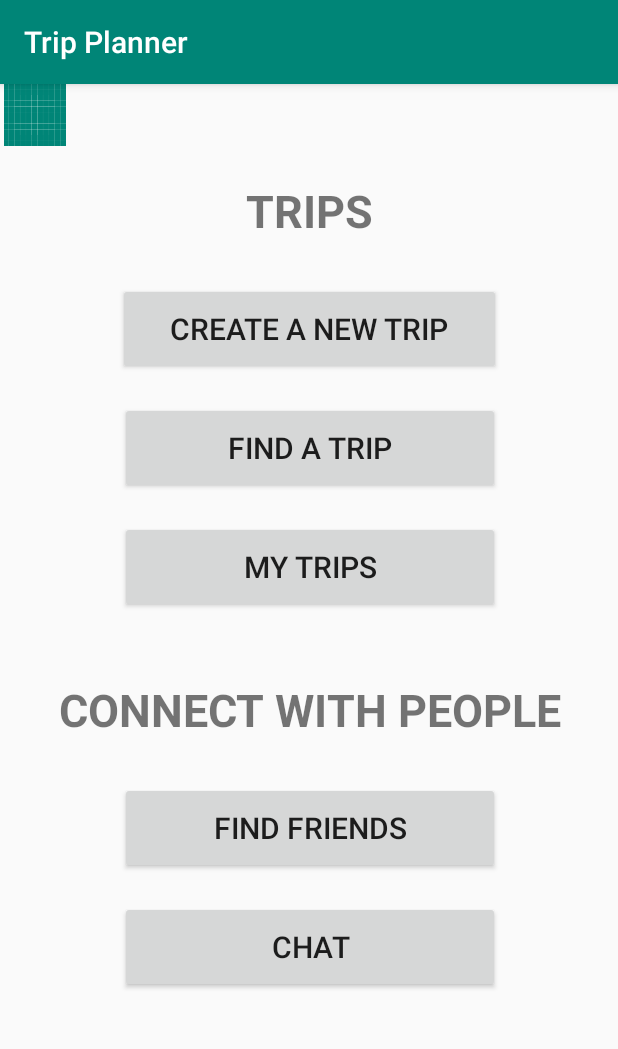
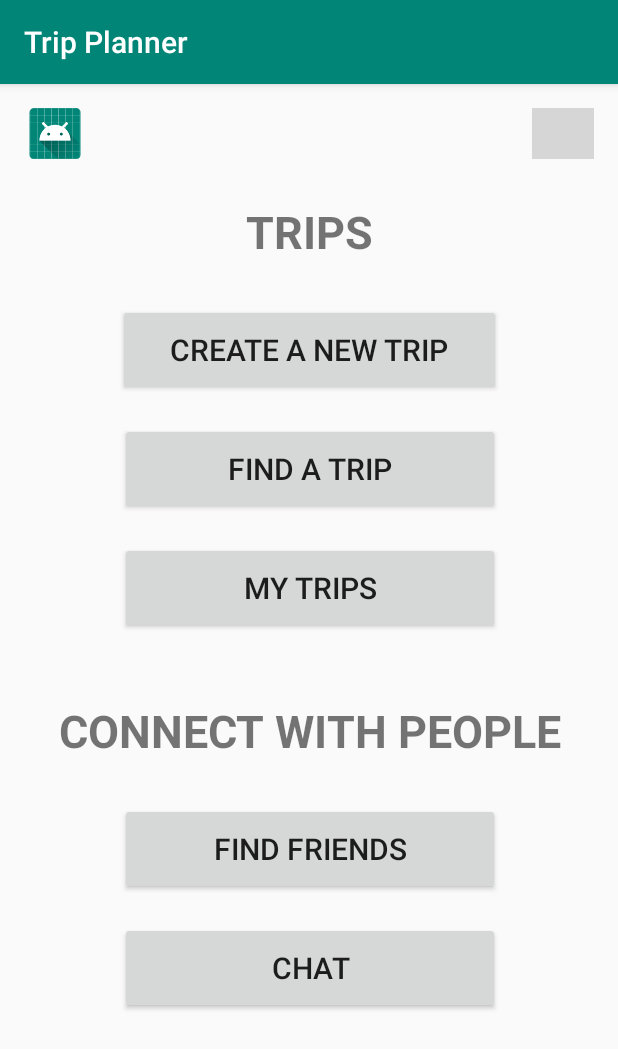
Before and after one commit to pal94/trip-planner, an Android app: the dashboard screen opened directly, with no data from a screen before it, on a phone screen of 412 x 824 dp. Shown: the top 1049 px of the screen. Run offline under Robolectric (Android 15) with nearby library versions, the light colour scheme and no system bars; grey boxes are pictures that could not be loaded.

Commit message:
added 2 layouts

```diff
--- a/app/src/main/AndroidManifest.xml
+++ b/app/src/main/AndroidManifest.xml
@@ -9,7 +9,8 @@
         android:roundIcon="@mipmap/ic_launcher_round"
         android:supportsRtl="true"
         android:theme="@style/AppTheme">
-        <activity android:name=".dashboard"></activity>
+        <activity android:name=".Profile"></activity>
+        <activity android:name=".dashboard" />
         <activity android:name=".SignUp" />
         <activity android:name=".MainActivity">
             <intent-filter>
--- a/app/src/main/res/layout/activity_dashboard.xml
+++ b/app/src/main/res/layout/activity_dashboard.xml
@@ -44,13 +44,13 @@
         android:id="@+id/textViewTrips"
         android:layout_width="wrap_content"
         android:layout_height="wrap_content"
-        android:layout_marginTop="64dp"
+        android:layout_marginTop="28dp"
         android:text="@string/tvTrips"
         android:textSize="30sp"
         android:textStyle="bold"
         app:layout_constraintEnd_toEndOf="parent"
         app:layout_constraintStart_toStartOf="parent"
-        app:layout_constraintTop_toTopOf="parent" />
+        app:layout_constraintTop_toBottomOf="@+id/imageViewProfile" />
 
     <TextView
         android:id="@+id/tvSocials"
@@ -88,11 +88,24 @@
         app:layout_constraintTop_toBottomOf="@+id/buttonFindTrips" />
 
     <ImageView
-        android:id="@+id/imageView2"
-        android:layout_width="46dp"
-        android:layout_height="41dp"
-        app:srcCompat="@drawable/ic_launcher_background"
-        tools:layout_editor_absoluteX="338dp"
-        tools:layout_editor_absoluteY="16dp" />
+        android:id="@+id/imageViewLogout"
+        android:layout_width="41dp"
+        android:layout_height="34dp"
+        android:layout_marginTop="16dp"
+        android:layout_marginEnd="16dp"
+        app:layout_constraintEnd_toEndOf="parent"
+        app:layout_constraintTop_toTopOf="parent"
+        app:srcCompat="@drawable/logout" />
+
+    <ImageView
+        android:id="@+id/imageViewProfile"
+        android:layout_width="41dp"
+        android:layout_height="34dp"
+        android:layout_marginTop="16dp"
+        app:layout_constraintEnd_toStartOf="@+id/imageViewLogout"
+        app:layout_constraintHorizontal_bias="0.051"
+        app:layout_constraintStart_toStartOf="parent"
+        app:layout_constraintTop_toTopOf="parent"
+        app:srcCompat="@mipmap/ic_launcher" />
 
 </androidx.constraintlayout.widget.ConstraintLayout>
--- a/app/src/main/res/values/strings.xml
+++ b/app/src/main/res/values/strings.xml
@@ -17,4 +17,9 @@
     <string name="btnFindFriend">Find Friends</string>
     <string name="btnChat">Chat</string>
     <string name="mytrips">My Trips</string>
+    <string name="fullname">Name:</string>
+    <string name="gender">Gender:</string>
+    <string name="edit">Edit</string>
+    <string name="cancel">Cancel</string>
+    <string name="logout">Logout</string>
 </resources>
```
Also changed, not shown: app/src/main/java/com/example/tripplanner/Profile.java (added, +14 -0 lines), app/src/main/res/layout/activity_profile.xml (added, +101 -0 lines).
